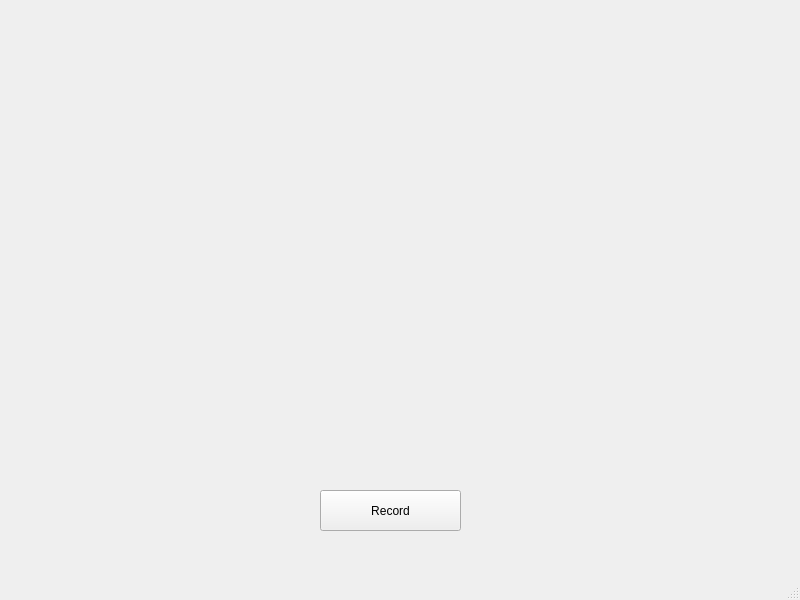
Old version of the form ui_mainwindow.ui in the repository jenye-ai/CogInsight.
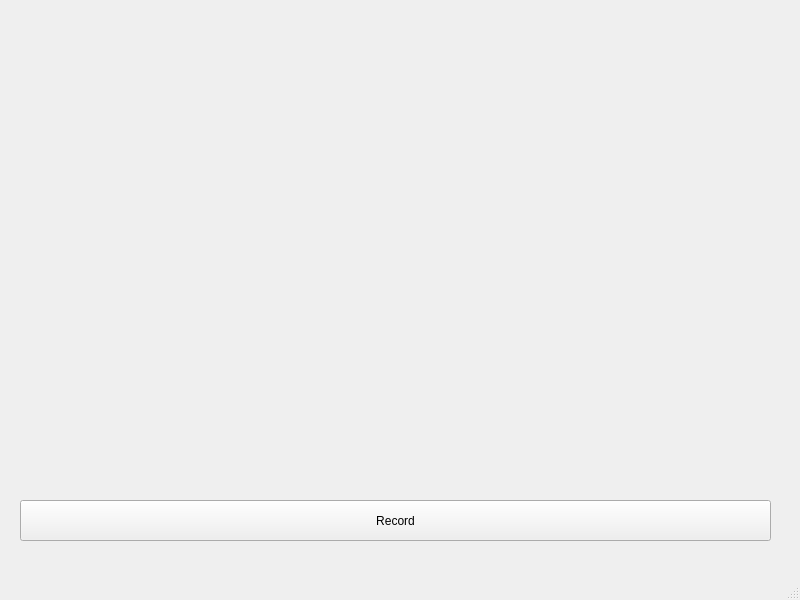
New version of the form.

Commit message: video is saved in directory

The edit to the form file:
```diff
--- a/ui_mainwindow.ui
+++ b/ui_mainwindow.ui
@@ -20,7 +20,7 @@
       <x>0</x>
       <y>0</y>
       <width>801</width>
-      <height>441</height>
+      <height>501</height>
      </rect>
     </property>
     <property name="text">
@@ -30,9 +30,9 @@
    <widget class="QPushButton" name="control_bt">
     <property name="geometry">
      <rect>
-      <x>320</x>
-      <y>490</y>
-      <width>141</width>
+      <x>20</x>
+      <y>500</y>
+      <width>751</width>
       <height>41</height>
      </rect>
     </property>
```
Left out of the diff: 4 changed lines with no effect on the pictures. The commit also changes 2 other files.
